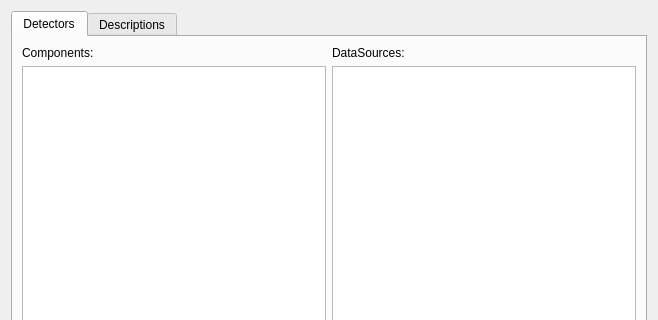
nexdatas/nxselector, file nxselector/ui/cpgroupsdlg.ui: the form before one commit; both pictures show x 0 to 658 and y 0 to 320 of the 658 by 685 pixel window.
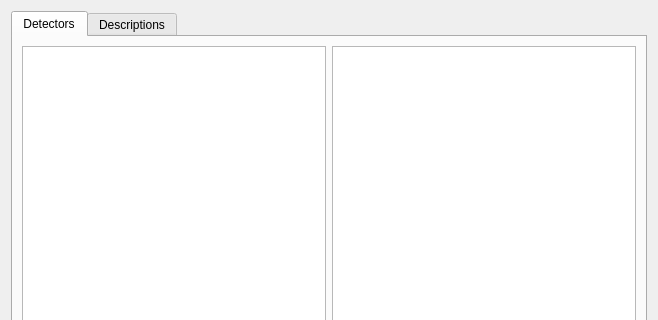
The form after the commit.

The edit to the form file:
```diff
--- a/nxselector/ui/cpgroupsdlg.ui
+++ b/nxselector/ui/cpgroupsdlg.ui
@@ -29,23 +29,9 @@
          <item row="0" column="0">
           <layout class="QGridLayout" name="gridLayout_2">
            <item row="0" column="0">
-            <widget class="QLabel" name="dcpLabel">
-             <property name="text">
-              <string>Components:</string>
-             </property>
-            </widget>
-           </item>
-           <item row="0" column="1">
-            <widget class="QLabel" name="ddsLabel">
-             <property name="text">
-              <string>DataSources:</string>
-             </property>
-            </widget>
-           </item>
-           <item row="1" column="0">
             <widget class="QTableWidget" name="dcpTableWidget"/>
            </item>
-           <item row="1" column="1">
+           <item row="0" column="1">
             <widget class="QTableWidget" name="ddsTableWidget"/>
            </item>
           </layout>
```
Left out of the diff: 16 changed lines with no effect on the pictures.
